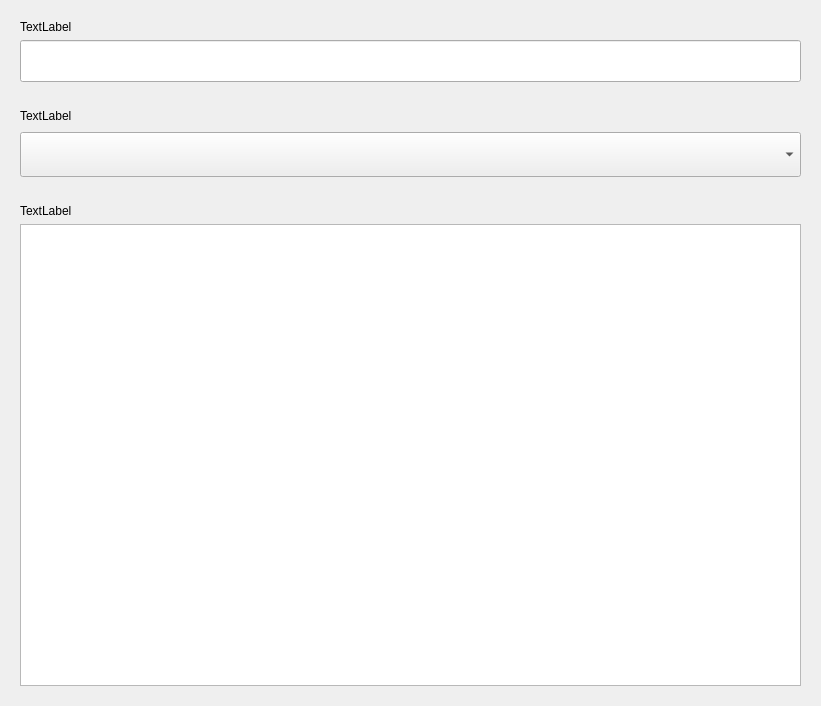
colingelling/note-manager, file src/gui/ui/dialogs/OpenedNoteDialog/OpenedNote.ui: the form before one commit.
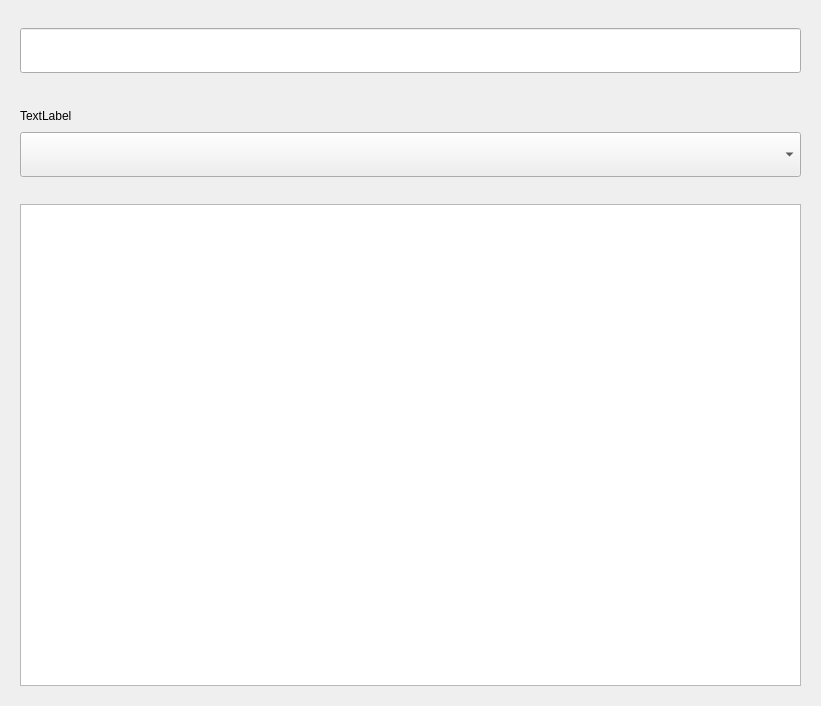
The form after the commit.

Commit message: Ui improvements on both the add note and opened note -views

What changed in the file:
```diff
--- a/src/gui/ui/dialogs/OpenedNoteDialog/OpenedNote.ui
+++ b/src/gui/ui/dialogs/OpenedNoteDialog/OpenedNote.ui
@@ -41,19 +41,6 @@
       </size>
      </property>
      <layout class="QVBoxLayout" name="verticalLayout">
-      <item>
-       <widget class="QLabel" name="noteDescription_label">
-        <property name="sizePolicy">
-         <sizepolicy hsizetype="Preferred" vsizetype="Fixed">
-          <horstretch>0</horstretch>
-          <verstretch>0</verstretch>
-         </sizepolicy>
-        </property>
-        <property name="text">
-         <string>TextLabel</string>
-        </property>
-       </widget>
-      </item>
       <item>
        <widget class="QTextEdit" name="noteDescription_textEdit">
         <property name="sizePolicy">
@@ -100,19 +87,6 @@
       <bool>false</bool>
      </property>
      <layout class="QVBoxLayout" name="verticalLayout_2">
-      <item>
-       <widget class="QLabel" name="noteTitle_label">
-        <property name="sizePolicy">
-         <sizepolicy hsizetype="Preferred" vsizetype="Fixed">
-          <horstretch>0</horstretch>
-          <verstretch>0</verstretch>
-         </sizepolicy>
-        </property>
-        <property name="text">
-         <string>TextLabel</string>
-        </property>
-       </widget>
-      </item>
       <item>
        <widget class="QLineEdit" name="noteTitle_lineEdit">
         <property name="sizePolicy">
```
The commit also changes 8 other files.
